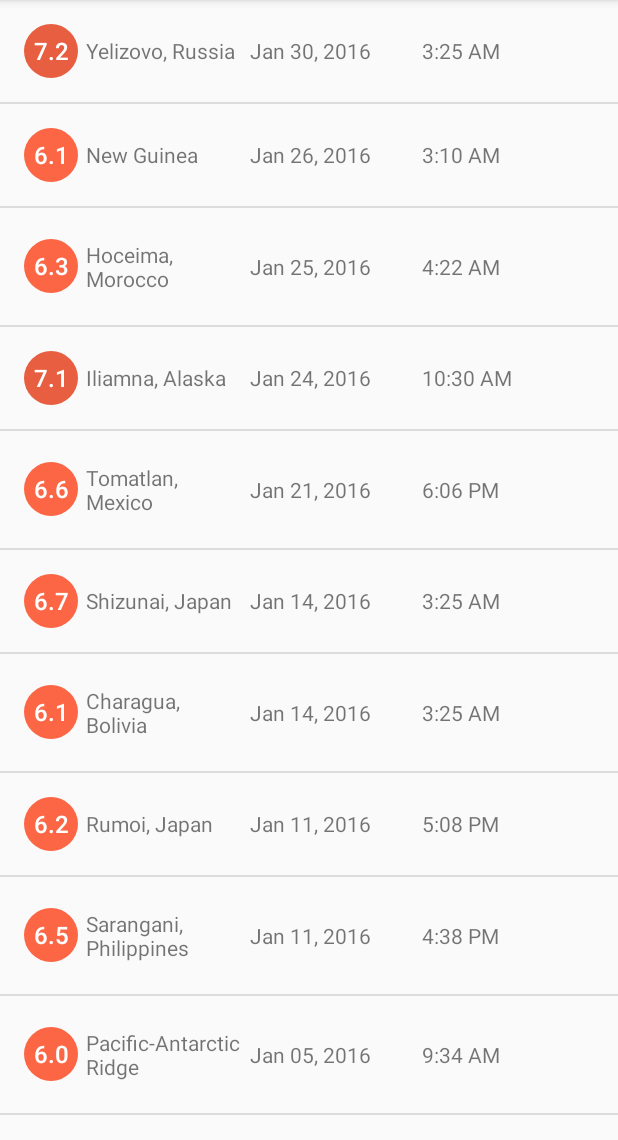
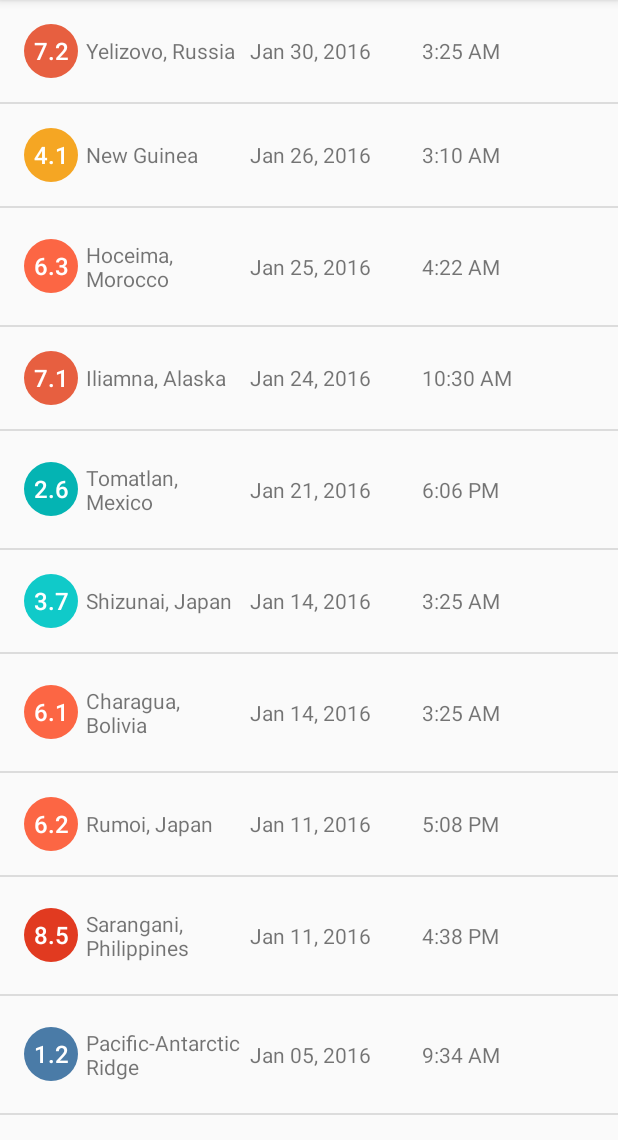
Before and after one commit to zentech/QuakeReport, an Android app: the screen it shows after launch (EarthquakeActivity), on a phone screen of 412 x 824 dp, the part 84-1224 px from its top. Run offline under Robolectric (Android 15) with nearby library versions, the phone set to English and light mode, and no system bars.

Commit message:
done with app

```diff
--- a/app/src/main/java/com/example/android/quakereport/EarthQuake.java
+++ b/app/src/main/java/com/example/android/quakereport/EarthQuake.java
@@ -9,6 +9,7 @@ public class EarthQuake {
     private double magnitude;
     private String city;
     private long date;
+    private String url;
 
     /**
      * constructor for EarthQuake class taking three inputs
@@ -16,10 +17,11 @@ public class EarthQuake {
      * @param city city where it happened
      * @param date date of earthquake
      * */
-    public EarthQuake(double mag, String city, long date) {
+    public EarthQuake(double mag, String city, long date, String url) {
         magnitude = mag;
         this.city = city;
         this.date = date;
+        this.url = url;
     }
 
     /**
@@ -40,5 +42,11 @@ public class EarthQuake {
      * */
     public long getDate() { return date; }
 
+    /**
+     * getUrl returns url string link from every earthQuake
+     * @return url
+     */
+    public String getUrl() { return url; }
+
 
 }
--- a/app/src/main/java/com/example/android/quakereport/EarthQuakeAdapter.java
+++ b/app/src/main/java/com/example/android/quakereport/EarthQuakeAdapter.java
@@ -91,7 +91,7 @@ public class EarthQuakeAdapter extends ArrayAdapter<EarthQuake> {
         // Get the appropriate background color based on the current earthquake magnitude
         int magnitudeColor = getMagnitudeColor(currentEarthquake.getMagnitude());
 
-        //Log.v("magnitudeColor: ", Integer.toString(magnitudeColor));
+        Log.v("magnitudeColor: ", Double.toString(currentEarthquake.getMagnitude()));
 
         // Set the color on the magnitude circle
         magnitudeCircle.setColor(magnitudeColor);
@@ -129,6 +129,10 @@ public class EarthQuakeAdapter extends ArrayAdapter<EarthQuake> {
         return quakeAddress[size-2] + " " + quakeAddress[size-1];
     }
 
+    /**
+     * Return the color for the magnitude circle based on the intensity of the earthquake.
+     * @param magnitude of the earthquake
+     */
     private int getMagnitudeColor(double magnitude) {
         int magnitudeColorResourceId;
         int magnitudeFloor = (int) Math.floor(magnitude);
--- a/app/src/main/java/com/example/android/quakereport/EarthquakeActivity.java
+++ b/app/src/main/java/com/example/android/quakereport/EarthquakeActivity.java
@@ -15,8 +15,12 @@
  */
 package com.example.android.quakereport;
 
+import android.content.Intent;
+import android.net.Uri;
 import android.os.Bundle;
 import android.support.v7.app.AppCompatActivity;
+import android.view.View;
+import android.widget.AdapterView;
 import android.widget.ListView;
 
 import java.util.ArrayList;
@@ -32,22 +36,32 @@ public class EarthquakeActivity extends AppCompatActivity {
 
         // Create a fake list of earthquake locations.
         ArrayList<EarthQuake> earthquakes = QueryUtils.extractEarthquakes();
-        /*earthquakes.add(new EarthQuake("4.1", "San Francisco", "jan 20, 2017"));
-        earthquakes.add(new EarthQuake("4.1", "San Antonio", "jan 20, 2017"));
-        earthquakes.add(new EarthQuake("4.1", "Dallas", "jan 20, 2017"));
-        earthquakes.add(new EarthQuake("4.1", "Mexico City", "jan 20, 2017"));
-        earthquakes.add(new EarthQuake("4.1", "Tokyo", "jan 20, 2017"));
-        earthquakes.add(new EarthQuake("4.1", "Buenos Aires", "jan 20, 2017"));
-        earthquakes.add(new EarthQuake("4.1", "Habana", "jan 20, 2017"));
-*/
+
         // Find a reference to the {@link ListView} in the layout
         ListView earthquakeListView = (ListView) findViewById(R.id.list);
 
         // Create a new {@link EarthQuakeAdapter} of earthquakes
-        EarthQuakeAdapter adapter = new EarthQuakeAdapter(this, earthquakes);
+        final EarthQuakeAdapter adapter = new EarthQuakeAdapter(this, earthquakes);
 
         // Set the adapter on the {@link ListView}
         // so the list can be populated in the user interface
         earthquakeListView.setAdapter(adapter);
+
+        earthquakeListView.setOnItemClickListener(new AdapterView.OnItemClickListener() {
+            @Override
+            public void onItemClick(AdapterView<?> adapterView, View view, int position, long l) {
+                // Find the current earthquake that was clicked on
+                EarthQuake currentEarthquake = adapter.getItem(position);
+
+                // Convert the String URL into a URI object (to pass into the Intent constructor)
+                Uri earthquakeUri = Uri.parse(currentEarthquake.getUrl());
+
+                // Create a new intent to view the earthquake URI
+                Intent websiteIntent = new Intent(Intent.ACTION_VIEW, earthquakeUri);
+
+                // Send the intent to launch a new activity
+                startActivity(websiteIntent);
+            }
+        });
     }
 }
--- a/app/src/main/java/com/example/android/quakereport/QueryUtils.java
+++ b/app/src/main/java/com/example/android/quakereport/QueryUtils.java
@@ -15,15 +15,15 @@ public final class QueryUtils {
 
     /** Sample JSON response for a USGS query */
     private static final String SAMPLE_JSON_RESPONSE = "{\"type\":\"FeatureCollection\",\"metadata\":{\"generated\":1462295443000,\"url\":\"http://earthquake.usgs.gov/fdsnws/event/1/query?format=geojson&starttime=2016-01-01&endtime=2016-01-31&minmag=6&limit=10\",\"title\":\"USGS Earthquakes\",\"status\":200,\"api\":\"1.5.2\",\"limit\":10,\"offset\":1,\"count\":10},\"features\":[{\"type\":\"Feature\",\"properties\":{\"mag\":7.2,\"place\":\"88km N of Yelizovo, Russia\",\"time\":1454124312220,\"updated\":1460674294040,\"tz\":720,\"url\":\"http://earthquake.usgs.gov/earthquakes/eventpage/us20004vvx\",\"detail\":\"http://earthquake.usgs.gov/fdsnws/event/1/query?eventid=us20004vvx&format=geojson\",\"felt\":2,\"cdi\":3.4,\"mmi\":5.82,\"alert\":\"green\",\"status\":\"reviewed\",\"tsunami\":1,\"sig\":798,\"net\":\"us\",\"code\":\"20004vvx\",\"ids\":\",at00o1qxho,pt16030050,us20004vvx,gcmt20160130032510,\",\"sources\":\",at,pt,us,gcmt,\",\"types\":\",cap,dyfi,finite-fault,general-link,general-text,geoserve,impact-link,impact-text,losspager,moment-tensor,nearby-cities,origin,phase-data,shakemap,tectonic-summary,\",\"nst\":null,\"dmin\":0.958,\"rms\":1.19,\"gap\":17,\"magType\":\"mww\",\"type\":\"earthquake\",\"title\":\"M 7.2 - 88km N of Yelizovo, Russia\"},\"geometry\":{\"type\":\"Point\",\"coordinates\":[158.5463,53.9776,177]},\"id\":\"us20004vvx\"},\n" +
-            "{\"type\":\"Feature\",\"properties\":{\"mag\":6.1,\"place\":\"94km SSE of Taron, Papua New Guinea\",\"time\":1453777820750,\"updated\":1460156775040,\"tz\":600,\"url\":\"http://earthquake.usgs.gov/earthquakes/eventpage/us20004uks\",\"detail\":\"http://earthquake.usgs.gov/fdsnws/event/1/query?eventid=us20004uks&format=geojson\",\"felt\":null,\"cdi\":null,\"mmi\":4.1,\"alert\":\"green\",\"status\":\"reviewed\",\"tsunami\":1,\"sig\":572,\"net\":\"us\",\"code\":\"20004uks\",\"ids\":\",us20004uks,gcmt20160126031023,\",\"sources\":\",us,gcmt,\",\"types\":\",cap,geoserve,losspager,moment-tensor,nearby-cities,origin,phase-data,shakemap,tectonic-summary,\",\"nst\":null,\"dmin\":1.537,\"rms\":0.74,\"gap\":25,\"magType\":\"mww\",\"type\":\"earthquake\",\"title\":\"M 6.1 - 94km SSE of Taron, Papua New Guinea\"},\"geometry\":{\"type\":\"Point\",\"coordinates\":[153.2454,-5.2952,26]},\"id\":\"us20004uks\"},\n" +
+            "{\"type\":\"Feature\",\"properties\":{\"mag\":4.1,\"place\":\"94km SSE of Taron, Papua New Guinea\",\"time\":1453777820750,\"updated\":1460156775040,\"tz\":600,\"url\":\"http://earthquake.usgs.gov/earthquakes/eventpage/us20004uks\",\"detail\":\"http://earthquake.usgs.gov/fdsnws/event/1/query?eventid=us20004uks&format=geojson\",\"felt\":null,\"cdi\":null,\"mmi\":4.1,\"alert\":\"green\",\"status\":\"reviewed\",\"tsunami\":1,\"sig\":572,\"net\":\"us\",\"code\":\"20004uks\",\"ids\":\",us20004uks,gcmt20160126031023,\",\"sources\":\",us,gcmt,\",\"types\":\",cap,geoserve,losspager,moment-tensor,nearby-cities,origin,phase-data,shakemap,tectonic-summary,\",\"nst\":null,\"dmin\":1.537,\"rms\":0.74,\"gap\":25,\"magType\":\"mww\",\"type\":\"earthquake\",\"title\":\"M 6.1 - 94km SSE of Taron, Papua New Guinea\"},\"geometry\":{\"type\":\"Point\",\"coordinates\":[153.2454,-5.2952,26]},\"id\":\"us20004uks\"},\n" +
             "{\"type\":\"Feature\",\"properties\":{\"mag\":6.3,\"place\":\"50km NNE of Al Hoceima, Morocco\",\"time\":1453695722730,\"updated\":1460156773040,\"tz\":0,\"url\":\"http://earthquake.usgs.gov/earthquakes/eventpage/us10004gy9\",\"detail\":\"http://earthquake.usgs.gov/fdsnws/event/1/query?eventid=us10004gy9&format=geojson\",\"felt\":117,\"cdi\":7.2,\"mmi\":5.28,\"alert\":\"green\",\"status\":\"reviewed\",\"tsunami\":0,\"sig\":695,\"net\":\"us\",\"code\":\"10004gy9\",\"ids\":\",us10004gy9,gcmt20160125042203,\",\"sources\":\",us,gcmt,\",\"types\":\",cap,dyfi,geoserve,impact-text,losspager,moment-tensor,nearby-cities,origin,phase-data,shakemap,tectonic-summary,\",\"nst\":null,\"dmin\":2.201,\"rms\":0.92,\"gap\":20,\"magType\":\"mww\",\"type\":\"earthquake\",\"title\":\"M 6.3 - 50km NNE of Al Hoceima, Morocco\"},\"geometry\":{\"type\":\"Point\",\"coordinates\":[-3.6818,35.6493,12]},\"id\":\"us10004gy9\"},\n" +
             "{\"type\":\"Feature\",\"properties\":{\"mag\":7.1,\"place\":\"86km E of Old Iliamna, Alaska\",\"time\":1453631430230,\"updated\":1460156770040,\"tz\":-540,\"url\":\"http://earthquake.usgs.gov/earthquakes/eventpage/us10004gqp\",\"detail\":\"http://earthquake.usgs.gov/fdsnws/event/1/query?eventid=us10004gqp&format=geojson\",\"felt\":1816,\"cdi\":7.2,\"mmi\":6.6,\"alert\":\"green\",\"status\":\"reviewed\",\"tsunami\":1,\"sig\":1496,\"net\":\"us\",\"code\":\"10004gqp\",\"ids\":\",at00o1gd6r,us10004gqp,ak12496371,gcmt20160124103030,\",\"sources\":\",at,us,ak,gcmt,\",\"types\":\",cap,dyfi,finite-fault,general-link,general-text,geoserve,impact-link,impact-text,losspager,moment-tensor,nearby-cities,origin,phase-data,shakemap,tectonic-summary,trump-origin,\",\"nst\":null,\"dmin\":0.72,\"rms\":2.11,\"gap\":19,\"magType\":\"mww\",\"type\":\"earthquake\",\"title\":\"M 7.1 - 86km E of Old Iliamna, Alaska\"},\"geometry\":{\"type\":\"Point\",\"coordinates\":[-153.4051,59.6363,129]},\"id\":\"us10004gqp\"},\n" +
-            "{\"type\":\"Feature\",\"properties\":{\"mag\":6.6,\"place\":\"215km SW of Tomatlan, Mexico\",\"time\":1453399617650,\"updated\":1459963829040,\"tz\":-420,\"url\":\"http://earthquake.usgs.gov/earthquakes/eventpage/us10004g4l\",\"detail\":\"http://earthquake.usgs.gov/fdsnws/event/1/query?eventid=us10004g4l&format=geojson\",\"felt\":11,\"cdi\":2.7,\"mmi\":3.92,\"alert\":\"green\",\"status\":\"reviewed\",\"tsunami\":1,\"sig\":673,\"net\":\"us\",\"code\":\"10004g4l\",\"ids\":\",at00o1bebo,pt16021050,us10004g4l,gcmt20160121180659,\",\"sources\":\",at,pt,us,gcmt,\",\"types\":\",cap,dyfi,geoserve,impact-link,impact-text,losspager,moment-tensor,nearby-cities,origin,phase-data,shakemap,tectonic-summary,\",\"nst\":null,\"dmin\":2.413,\"rms\":0.98,\"gap\":74,\"magType\":\"mww\",\"type\":\"earthquake\",\"title\":\"M 6.6 - 215km SW of Tomatlan, Mexico\"},\"geometry\":{\"type\":\"Point\",\"coordinates\":[-106.9337,18.8239,10]},\"id\":\"us10004g4l\"},\n" +
-            "{\"type\":\"Feature\",\"properties\":{\"mag\":6.7,\"place\":\"52km SE of Shizunai, Japan\",\"time\":1452741933640,\"updated\":1459304879040,\"tz\":540,\"url\":\"http://earthquake.usgs.gov/earthquakes/eventpage/us10004ebx\",\"detail\":\"http://earthquake.usgs.gov/fdsnws/event/1/query?eventid=us10004ebx&format=geojson\",\"felt\":51,\"cdi\":5.8,\"mmi\":6.45,\"alert\":\"green\",\"status\":\"reviewed\",\"tsunami\":1,\"sig\":720,\"net\":\"us\",\"code\":\"10004ebx\",\"ids\":\",us10004ebx,pt16014050,at00o0xauk,gcmt20160114032534,\",\"sources\":\",us,pt,at,gcmt,\",\"types\":\",associate,cap,dyfi,geoserve,impact-link,impact-text,losspager,moment-tensor,nearby-cities,origin,phase-data,shakemap,\",\"nst\":null,\"dmin\":0.281,\"rms\":0.98,\"gap\":22,\"magType\":\"mww\",\"type\":\"earthquake\",\"title\":\"M 6.7 - 52km SE of Shizunai, Japan\"},\"geometry\":{\"type\":\"Point\",\"coordinates\":[142.781,41.9723,46]},\"id\":\"us10004ebx\"},\n" +
+            "{\"type\":\"Feature\",\"properties\":{\"mag\":2.6,\"place\":\"215km SW of Tomatlan, Mexico\",\"time\":1453399617650,\"updated\":1459963829040,\"tz\":-420,\"url\":\"http://earthquake.usgs.gov/earthquakes/eventpage/us10004g4l\",\"detail\":\"http://earthquake.usgs.gov/fdsnws/event/1/query?eventid=us10004g4l&format=geojson\",\"felt\":11,\"cdi\":2.7,\"mmi\":3.92,\"alert\":\"green\",\"status\":\"reviewed\",\"tsunami\":1,\"sig\":673,\"net\":\"us\",\"code\":\"10004g4l\",\"ids\":\",at00o1bebo,pt16021050,us10004g4l,gcmt20160121180659,\",\"sources\":\",at,pt,us,gcmt,\",\"types\":\",cap,dyfi,geoserve,impact-link,impact-text,losspager,moment-tensor,nearby-cities,origin,phase-data,shakemap,tectonic-summary,\",\"nst\":null,\"dmin\":2.413,\"rms\":0.98,\"gap\":74,\"magType\":\"mww\",\"type\":\"earthquake\",\"title\":\"M 6.6 - 215km SW of Tomatlan, Mexico\"},\"geometry\":{\"type\":\"Point\",\"coordinates\":[-106.9337,18.8239,10]},\"id\":\"us10004g4l\"},\n" +
+            "{\"type\":\"Feature\",\"properties\":{\"mag\":3.7,\"place\":\"52km SE of Shizunai, Japan\",\"time\":1452741933640,\"updated\":1459304879040,\"tz\":540,\"url\":\"http://earthquake.usgs.gov/earthquakes/eventpage/us10004ebx\",\"detail\":\"http://earthquake.usgs.gov/fdsnws/event/1/query?eventid=us10004ebx&format=geojson\",\"felt\":51,\"cdi\":5.8,\"mmi\":6.45,\"alert\":\"green\",\"status\":\"reviewed\",\"tsunami\":1,\"sig\":720,\"net\":\"us\",\"code\":\"10004ebx\",\"ids\":\",us10004ebx,pt16014050,at00o0xauk,gcmt20160114032534,\",\"sources\":\",us,pt,at,gcmt,\",\"types\":\",associate,cap,dyfi,geoserve,impact-link,impact-text,losspager,moment-tensor,nearby-cities,origin,phase-data,shakemap,\",\"nst\":null,\"dmin\":0.281,\"rms\":0.98,\"gap\":22,\"magType\":\"mww\",\"type\":\"earthquake\",\"title\":\"M 6.7 - 52km SE of Shizunai, Japan\"},\"geometry\":{\"type\":\"Point\",\"coordinates\":[142.781,41.9723,46]},\"id\":\"us10004ebx\"},\n" +
             "{\"type\":\"Feature\",\"properties\":{\"mag\":6.1,\"place\":\"12km WNW of Charagua, Bolivia\",\"time\":1452741928270,\"updated\":1459304879040,\"tz\":-240,\"url\":\"http://earthquake.usgs.gov/earthquakes/eventpage/us10004ebw\",\"detail\":\"http://earthquake.usgs.gov/fdsnws/event/1/query?eventid=us10004ebw&format=geojson\",\"felt\":3,\"cdi\":2.2,\"mmi\":2.21,\"alert\":\"green\",\"status\":\"reviewed\",\"tsunami\":0,\"sig\":573,\"net\":\"us\",\"code\":\"10004ebw\",\"ids\":\",us10004ebw,gcmt20160114032528,\",\"sources\":\",us,gcmt,\",\"types\":\",cap,dyfi,geoserve,impact-text,losspager,moment-tensor,nearby-cities,origin,phase-data,shakemap,tectonic-summary,\",\"nst\":null,\"dmin\":5.492,\"rms\":1.04,\"gap\":16,\"magType\":\"mww\",\"type\":\"earthquake\",\"title\":\"M 6.1 - 12km WNW of Charagua, Bolivia\"},\"geometry\":{\"type\":\"Point\",\"coordinates\":[-63.3288,-19.7597,582.56]},\"id\":\"us10004ebw\"},\n" +
             "{\"type\":\"Feature\",\"properties\":{\"mag\":6.2,\"place\":\"74km NW of Rumoi, Japan\",\"time\":1452532083920,\"updated\":1459304875040,\"tz\":540,\"url\":\"http://earthquake.usgs.gov/earthquakes/eventpage/us10004djn\",\"detail\":\"http://earthquake.usgs.gov/fdsnws/event/1/query?eventid=us10004djn&format=geojson\",\"felt\":8,\"cdi\":3.4,\"mmi\":3.74,\"alert\":\"green\",\"status\":\"reviewed\",\"tsunami\":0,\"sig\":594,\"net\":\"us\",\"code\":\"10004djn\",\"ids\":\",us10004djn,gcmt20160111170803,\",\"sources\":\",us,gcmt,\",\"types\":\",cap,dyfi,geoserve,impact-text,losspager,moment-tensor,nearby-cities,origin,phase-data,shakemap,tectonic-summary,\",\"nst\":null,\"dmin\":1.139,\"rms\":0.96,\"gap\":33,\"magType\":\"mww\",\"type\":\"earthquake\",\"title\":\"M 6.2 - 74km NW of Rumoi, Japan\"},\"geometry\":{\"type\":\"Point\",\"coordinates\":[141.0867,44.4761,238.81]},\"id\":\"us10004djn\"},\n" +
-            "{\"type\":\"Feature\",\"properties\":{\"mag\":6.5,\"place\":\"227km SE of Sarangani, Philippines\",\"time\":1452530285900,\"updated\":1459304874040,\"tz\":480,\"url\":\"http://earthquake.usgs.gov/earthquakes/eventpage/us10004dj5\",\"detail\":\"http://earthquake.usgs.gov/fdsnws/event/1/query?eventid=us10004dj5&format=geojson\",\"felt\":1,\"cdi\":2.7,\"mmi\":7.5,\"alert\":\"green\",\"status\":\"reviewed\",\"tsunami\":1,\"sig\":650,\"net\":\"us\",\"code\":\"10004dj5\",\"ids\":\",at00o0srjp,pt16011050,us10004dj5,gcmt20160111163807,\",\"sources\":\",at,pt,us,gcmt,\",\"types\":\",cap,dyfi,geoserve,impact-link,impact-text,losspager,moment-tensor,nearby-cities,origin,phase-data,shakemap,tectonic-summary,\",\"nst\":null,\"dmin\":3.144,\"rms\":0.72,\"gap\":22,\"magType\":\"mww\",\"type\":\"earthquake\",\"title\":\"M 6.5 - 227km SE of Sarangani, Philippines\"},\"geometry\":{\"type\":\"Point\",\"coordinates\":[126.8621,3.8965,13]},\"id\":\"us10004dj5\"},\n" +
-            "{\"type\":\"Feature\",\"properties\":{\"mag\":6,\"place\":\"Pacific-Antarctic Ridge\",\"time\":1451986454620,\"updated\":1459202978040,\"tz\":-540,\"url\":\"http://earthquake.usgs.gov/earthquakes/eventpage/us10004bgk\",\"detail\":\"http://earthquake.usgs.gov/fdsnws/event/1/query?eventid=us10004bgk&format=geojson\",\"felt\":0,\"cdi\":1,\"mmi\":0,\"alert\":\"green\",\"status\":\"reviewed\",\"tsunami\":0,\"sig\":554,\"net\":\"us\",\"code\":\"10004bgk\",\"ids\":\",us10004bgk,gcmt20160105093415,\",\"sources\":\",us,gcmt,\",\"types\":\",cap,dyfi,geoserve,losspager,moment-tensor,nearby-cities,origin,phase-data,shakemap,\",\"nst\":null,\"dmin\":30.75,\"rms\":0.67,\"gap\":71,\"magType\":\"mww\",\"type\":\"earthquake\",\"title\":\"M 6.0 - Pacific-Antarctic Ridge\"},\"geometry\":{\"type\":\"Point\",\"coordinates\":[-136.2603,-54.2906,10]},\"id\":\"us10004bgk\"}],\"bbox\":[-153.4051,-54.2906,10,158.5463,59.6363,582.56]}";
+            "{\"type\":\"Feature\",\"properties\":{\"mag\":8.5,\"place\":\"227km SE of Sarangani, Philippines\",\"time\":1452530285900,\"updated\":1459304874040,\"tz\":480,\"url\":\"http://earthquake.usgs.gov/earthquakes/eventpage/us10004dj5\",\"detail\":\"http://earthquake.usgs.gov/fdsnws/event/1/query?eventid=us10004dj5&format=geojson\",\"felt\":1,\"cdi\":2.7,\"mmi\":7.5,\"alert\":\"green\",\"status\":\"reviewed\",\"tsunami\":1,\"sig\":650,\"net\":\"us\",\"code\":\"10004dj5\",\"ids\":\",at00o0srjp,pt16011050,us10004dj5,gcmt20160111163807,\",\"sources\":\",at,pt,us,gcmt,\",\"types\":\",cap,dyfi,geoserve,impact-link,impact-text,losspager,moment-tensor,nearby-cities,origin,phase-data,shakemap,tectonic-summary,\",\"nst\":null,\"dmin\":3.144,\"rms\":0.72,\"gap\":22,\"magType\":\"mww\",\"type\":\"earthquake\",\"title\":\"M 6.5 - 227km SE of Sarangani, Philippines\"},\"geometry\":{\"type\":\"Point\",\"coordinates\":[126.8621,3.8965,13]},\"id\":\"us10004dj5\"},\n" +
+            "{\"type\":\"Feature\",\"properties\":{\"mag\":1.2,\"place\":\"Pacific-Antarctic Ridge\",\"time\":1451986454620,\"updated\":1459202978040,\"tz\":-540,\"url\":\"http://earthquake.usgs.gov/earthquakes/eventpage/us10004bgk\",\"detail\":\"http://earthquake.usgs.gov/fdsnws/event/1/query?eventid=us10004bgk&format=geojson\",\"felt\":0,\"cdi\":1,\"mmi\":0,\"alert\":\"green\",\"status\":\"reviewed\",\"tsunami\":0,\"sig\":554,\"net\":\"us\",\"code\":\"10004bgk\",\"ids\":\",us10004bgk,gcmt20160105093415,\",\"sources\":\",us,gcmt,\",\"types\":\",cap,dyfi,geoserve,losspager,moment-tensor,nearby-cities,origin,phase-data,shakemap,\",\"nst\":null,\"dmin\":30.75,\"rms\":0.67,\"gap\":71,\"magType\":\"mww\",\"type\":\"earthquake\",\"title\":\"M 6.0 - Pacific-Antarctic Ridge\"},\"geometry\":{\"type\":\"Point\",\"coordinates\":[-136.2603,-54.2906,10]},\"id\":\"us10004bgk\"}],\"bbox\":[-153.4051,-54.2906,10,158.5463,59.6363,582.56]}";
 
     /**
      * Create a private constructor because no one should ever create a {@link QueryUtils} object.
@@ -59,9 +59,10 @@ public final class QueryUtils {
                 double mag = earthquakeProperties.getDouble("mag");
                 String city = earthquakeProperties.getString("place");
                 long date = earthquakeProperties.getLong("time");
+                String url = earthquakeProperties.getString("url");
 
                 //creating earthquake object and adding to EarthQuake list
-                EarthQuake earthQuakeData = new EarthQuake(mag, city, date);
+                EarthQuake earthQuakeData = new EarthQuake(mag, city, date, url);
                 earthquakes.add(earthQuakeData);
 
             }
--- a/app/src/main/res/values/colors.xml
+++ b/app/src/main/res/values/colors.xml
@@ -52,4 +52,10 @@
 
     <!-- Magnitude circle color for an earthquake with magnitude over 10 -->
     <color name="magnitude10plus">#C03823</color>
+
+    <!-- Text color for the details of the earthquake in the list item -->
+    <color name="textColorEarthquakeDetails">#B4BAC0</color>
+
+    <!-- Text color for the primary location of the earthquake in the list item -->
+    <color name="textColorEarthquakeLocation">#2B3D4D</color>
 </resources>
```
